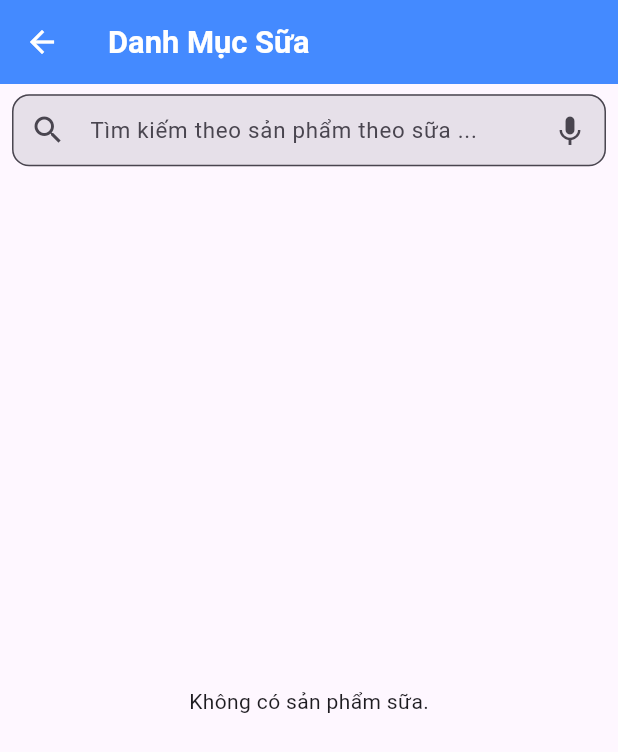
After one commit to hoangkietcoder/PersonalProjectGrocery, a Flutter app: the DanhMucSuaView screen opened directly, on a phone screen of 412 x 824 dp. The commit adds this screen. Shown: the top 752 px of the screen. Run offline on Flutter 3.47's test engine with Material 3 defaults, Android fonts, the phone set to English and light mode, and no system bars; our stand-ins replace bloc, bloc_concurrency, cloud_firestore, curved_labeled_navigation_bar, equatable, firebase_auth and 15 more; accounts and stored records are empty; generated files the repository leaves out were written again.

Commit message:
Update : đẩy dữ liệu lên view thành công trang danh mục sữa , đã tìm kiếm được sản phẩm sữa, sửa trạng thái của bloc Home cho đầy đủ Doing: làm tiếp các trang còn lại

```diff
--- /dev/null
+++ b/lib/HomePageFrame/DanhMuc/DanhMucFrame/Sua/DanhMucSuaPage.dart
@@ -0,0 +1,255 @@
+import 'package:firebase_auth/firebase_auth.dart';
+import 'package:flutter/cupertino.dart';
+import 'package:flutter/material.dart';
+import 'package:flutter_bloc/flutter_bloc.dart';
+import 'package:flutter_screenutil/flutter_screenutil.dart';
+import 'package:personalprojectgrocery/HomePageFrame/DanhMuc/DanhMucFrame/Sua/bloc/sua_bloc.dart';
+
+import '../../../../Repository/DanhMuc/sua/SuaRepository.dart';
+import '../../../../Repository/Firebase_Database/Product/product_repository.dart';
+import '../../../Home/ChiTietSanPham/ChiTietSanPham.dart';
+
+
+class DanhMucSuaPage extends StatelessWidget {
+
+  final SuaRepository suaRepository;
+
+  const DanhMucSuaPage({super.key, required this.suaRepository});
+
+  @override
+  Widget build(BuildContext context) {
+    return BlocProvider(
+      // ..add(DetailProductEventChange(productId)), initial vừa vô trang sẽ lấy dữ liệu về
+      create: (context) => SuaBloc(suaRepo: suaRepository),
+      child: const DanhMucSuaView(),
+    );
+  }
+}
+
+
+class DanhMucSuaView extends StatefulWidget {
+  const DanhMucSuaView({super.key});
+
+  @override
+  State<DanhMucSuaView> createState() => _DanhMucSuaViewState();
+}
+
+class _DanhMucSuaViewState extends State<DanhMucSuaView> {
+  final TextEditingController _searchController = TextEditingController();
+
+
+
+  @override
+  void initState() {
+    super.initState();
+
+    final currentUser = FirebaseAuth.instance.currentUser;
+    if(currentUser != null){
+      final userId = currentUser.uid;
+      // Gọi sự kiện để lấy dữ liệu danh sách sữa
+      context.read<SuaBloc>().add(FetchSuaEvent(
+        userId: userId, // hoặc FirebaseAuth.instance.currentUser!.uid
+        typeProduct: 1,
+      ));
+    }
+  }
+
+  Future<void> _makePhoneCall(String phoneNumber) async {
+    final Uri launchUri = Uri(scheme: 'tel', path: phoneNumber);
+    // Thực tế bạn cần dùng url_launcher để launchUrl(launchUri)
+  }
+
+  @override
+  Widget build(BuildContext context) {
+    return Scaffold(
+      appBar: AppBar(
+        iconTheme: IconThemeData(color: Colors.white),
+        title: Text(
+          'Danh Mục Sữa',
+          style: TextStyle(color: Colors.white, fontWeight: FontWeight.bold, fontSize: 18.sp),
+        ),
+        backgroundColor: Colors.blueAccent,
+      ),
+      body: Column(
+        children: [
+          Padding(
+            padding: REdgeInsets.only(right: 7.0, left: 7.0, top: 6.0),
+            child: TextField(
+              controller: _searchController,
+              onChanged: (value) => context.read<SuaBloc>().add(SearchProductDanhMuc(value,1)), // lưu thay đổi vào state, để tìm kiếm sản phẩm
+              decoration: InputDecoration(
+                filled: true,
+                suffixIcon: IconButton(icon: Icon(Icons.keyboard_voice) , onPressed: () {},),
+                contentPadding: REdgeInsets.symmetric(
+                  horizontal: 15,
+                  vertical: 3,
+                ),
+                prefixIcon: Icon(Icons.search),
+                hintText: 'Tìm kiếm theo sản phẩm theo sữa ...',
+                hintStyle: TextStyle(
+                  fontSize: 13.sp,
+                ),
+                border: OutlineInputBorder(
+                  borderRadius: BorderRadius.circular(10.r),
+                ),
+              ),
+            ),
+          ),
+          Expanded(
+            child: BlocBuilder<SuaBloc, SuaState>(
+              buildWhen: (pre ,cur ) => pre.lstDanhMucSua != cur.lstDanhMucSua,
+              builder: (context, state) {
+                if(state.statusLoadSua == StatusLoadSua.loading){
+                  return const Center(child: CircularProgressIndicator());
+                }else if(state.statusLoadSua == StatusLoadSua.failure){
+                  return Center(child: Text('Lỗi: ${state.error ?? 'Không xác định'}'));
+                }else if (state.lstDanhMucSua.isEmpty){
+                  return const Center(child: Text('Không có sản phẩm sữa.'));
+                }
+                return ListView.builder(
+              itemCount: state.lstDanhMucSua.length,
+              itemBuilder: (context, index) {
+                final sua = state.lstDanhMucSua[index];
+                return Stack(
+                  children: [
+                    Card(
+                      margin: REdgeInsets.symmetric(horizontal: 10.0, vertical: 8.0),
+                      elevation: 8.0,
+                      shape: RoundedRectangleBorder(
+                        borderRadius: BorderRadius.circular(20.r),
+                      ),
+                      child: InkWell(
+                        onTap: () {
+                          Navigator.of(context).push(MaterialPageRoute(builder: (context) => ChitietsanphamPage(productRepository: ProductRepository(), productId:sua.id,)));
+                        },
+                        borderRadius: BorderRadius.circular(20.r),
+                        child: Padding(
+                          padding: REdgeInsets.all(15.0),
+                          child: Row(
+                            crossAxisAlignment: CrossAxisAlignment.start,
+                            children: [
+                              ClipRRect(
+                                borderRadius: BorderRadius.circular(15.r),
+                                child: sua.img_url.isNotEmpty ? Image.network(sua.img_url,
+                                  width: 100.w,
+                                  height: 125.w,
+                                  fit: BoxFit.cover,
+                                  errorBuilder: (context, error, stackTrace) => Icon(
+                                    Icons.broken_image,
+                                    size: 100.w,
+                                    color: Colors.grey.shade300,
+                                  ),
+                                ) : Image.asset(
+                                  "assets/images/milk.png",
+                                  width: 100.w,
+                                  height: 100.w,
+                                  fit: BoxFit.cover,
+                                  errorBuilder: (context, error, stackTrace) => Icon(
+                                    Icons.broken_image,
+                                    size: 100.w,
+                                    color: Colors.grey.shade300,
+                                  ),
+                                ),
+                              ),
+                              SizedBox(width: 16.w),
+                              Expanded(
+                                child: Column(
+                                  crossAxisAlignment: CrossAxisAlignment.start,
+                                  children: [
+                                    Text(
+                                      sua.nameProduct,
+                                      style: TextStyle(
+                                        fontSize: 16.sp,
+                                        fontWeight: FontWeight.bold,
+                                        color: Colors.blueGrey.shade900,
+                                      ),
+                                      maxLines: 2,
+                                      overflow: TextOverflow.ellipsis,
+                                    ),
+                                    SizedBox(height: 6.h),
+                                    Row(
+                                      children: [
+                                        Icon(Icons.payments, size: 16.sp, color: Colors.green),
+                                        SizedBox(width: 6.w),
+                                        Text(
+                                          "Giá:${sua.priceProduct}",
+                                          style: TextStyle(
+                                            fontSize: 15.sp,
+                                            fontWeight: FontWeight.bold,
+                                            color: Colors.green.shade700,
+                                          ),
+                                        ),
+                                      ],
+                                    ),
+                                    SizedBox(height: 4.h),
+                                    Row(
+                                      children: [
+                                        Icon(Icons.inventory_2, size: 16.sp, color: Colors.grey.shade600),
+                                        SizedBox(width: 6.w),
+                                        Text(
+                                          'Số lượng: ${sua.priceProduct}',
+                                          style: TextStyle(fontSize: 14.sp, color: Colors.grey.shade700),
+                                        ),
+                                      ],
+                                    ),
+                                    SizedBox(height: 6.h),
+                                    Row(
+                                      children: [
+                                        Icon(Icons.store, size: 16.sp, color: Colors.indigo),
+                                        SizedBox(width: 6.w),
+                                        Expanded(
+                                          child: Text(
+                                            "NCC:${sua.supplierName}",
+                                            style: TextStyle(fontSize: 14.sp, fontStyle: FontStyle.italic),
+                                            overflow: TextOverflow.ellipsis,
+                                          ),
+                                        ),
+                                      ],
+                                    ),
+                                    SizedBox(height: 4.h),
+                                    GestureDetector(
+                                      // onTap: () => _makePhoneCall(product.supplierPhone),
+                                      child: Row(
+                                        children: [
+                                          Icon(Icons.phone, size: 16.sp, color: Colors.blue.shade700),
+                                          SizedBox(width: 6.w),
+                                          Text(
+                                            'SĐT: ${sua.phoneSupplier}',
+                                            style: TextStyle(
+                                              fontSize: 14.sp,
+                                              color: Colors.blue.shade700,
+                                              decoration: TextDecoration.underline,
+                                            ),
+                                          ),
+                                        ],
+                                      ),
+                                    ),
+                                  ],
+                                ),
+                              )
+                            ],
+                          ),
+                        ),
+                      ),
+                    ),
+                    Positioned(
+                        top: 15,
+                        left: 15,
+                        child: Container(
+                          child: Text("${index +1}.",style: TextStyle(
+                              fontWeight: FontWeight.bold
+                          ),),
+                    ))
+                  ]
+
+                );
+              },
+            );
+  },
+),
+          ),
+        ],
+      ),
+    );
+  }
+}
--- /dev/null
+++ b/lib/HomePageFrame/DanhMuc/DanhMucFrame/Sua/bloc/sua_event.dart
@@ -0,0 +1,37 @@
+part of 'sua_bloc.dart';
+
+sealed class SuaEvent extends Equatable {
+  const SuaEvent();
+}
+
+ // vào trang load dữ liệu
+class FetchSuaEvent extends SuaEvent {
+  final String userId;
+  final int typeProduct;
+
+  const FetchSuaEvent({required this.userId, required this.typeProduct});
+
+  @override
+  List<Object> get props => [userId, typeProduct];
+}
+
+// sự kiện click vào trang chi tiết sản phẩm
+final class DetailSuaEventChange extends SuaEvent{
+  const DetailSuaEventChange(this.productId);
+
+  // truyền thêm ID vào trang chi tiết
+  final String productId;
+  @override
+  List<Object> get props => [productId];
+
+}
+
+// sự kiện tìm kiếm sản phẩm
+class SearchProductDanhMuc extends SuaEvent {
+  const SearchProductDanhMuc(this.keyword,this.type);
+  final  int type;
+  final String keyword;
+  @override
+  List<Object?> get props => [keyword,type];
+
+}
--- /dev/null
+++ b/lib/HomePageFrame/DanhMuc/DanhMucFrame/Sua/bloc/sua_state.dart
@@ -0,0 +1,88 @@
+part of 'sua_bloc.dart';
+
+
+
+enum StatusLoadSua {initial , loading, successful, failure}
+enum StatusSearch {initial , loading, successful, failure}
+class SuaState extends Equatable {
+  const SuaState({
+    this.createAt,
+    this.id,
+    this.img_url ="",
+    required this.nameProduct,
+    required this.noteProduct,
+    required this.phoneSupplier,
+    required this.priceProduct,
+    required this.quantityProduct,
+    required this.supplierName,
+    this.typeProduct,
+    this.userId = "",
+    this.statusLoadSua = StatusLoadSua.initial,
+    this.statusSearch = StatusSearch.initial,
+    this.error = "",
+    this.lstDanhMucSua = const [],
+});
+
+
+
+
+  final Timestamp? createAt;
+  final String? id;
+  final String img_url;
+  final String nameProduct;
+  final String noteProduct;
+  final String phoneSupplier;
+  final String priceProduct;
+  final String quantityProduct;
+  final String supplierName;
+  final int? typeProduct;
+  final String userId;
+
+  final StatusLoadSua statusLoadSua;
+  final StatusSearch statusSearch;
+  final String error;
+  final List<ModelDanhMucFireBase> lstDanhMucSua;
+
+  // copywith để thay chỗ cần thay
+  SuaState copyWith({
+    Timestamp? createAt,
+    String? id,
+    String? img_url,
+    String? nameProduct,
+    String? noteProduct,
+    String? phoneSupplier,
+    String? priceProduct,
+    String? quantityProduct,
+    String? supplierName,
+    int? typeProduct,
+    String? userId,
+    StatusLoadSua? statusLoadSua,
+    StatusSearch? statusSearch,
+    String? error,
+    List<ModelDanhMucFireBase>? lstDanhMucSua,
+
+  }) {
+    return SuaState(
+      createAt: createAt ?? this.createAt,
+      id: id ?? this.id,
+      img_url: img_url ?? this.img_url,
+      nameProduct: nameProduct ?? this.nameProduct,
+      noteProduct: noteProduct ?? this.noteProduct,
+      phoneSupplier: phoneSupplier ?? this.phoneSupplier,
+      priceProduct: priceProduct ?? this.priceProduct,
+      quantityProduct: quantityProduct ?? this.quantityProduct,
+      supplierName: supplierName ?? this.supplierName,
+      typeProduct: typeProduct ?? this.typeProduct,
+      userId: userId ?? this.userId,
+      statusLoadSua: statusLoadSua ?? this.statusLoadSua,
+      statusSearch : statusSearch ?? this.statusSearch,
+      error: error ?? this.error,
+      lstDanhMucSua: lstDanhMucSua ?? this.lstDanhMucSua,
+    );
+  }
+
+
+  @override
+  // TODO: implement props
+  List<Object?> get props => [createAt,id,img_url,nameProduct,noteProduct,phoneSupplier,priceProduct,quantityProduct,supplierName,typeProduct,userId,statusLoadSua,statusSearch,error,lstDanhMucSua];
+}
--- a/lib/HomePageFrame/Home/ChiTietSanPham/ChiTietSanPham.dart
+++ b/lib/HomePageFrame/Home/ChiTietSanPham/ChiTietSanPham.dart
@@ -29,8 +29,7 @@ class ChitietsanphamPage extends StatelessWidget {
           BlocProvider<ChitietsanphamBloc>(
             // ..add(DetailProductEventChange(productId)), initial vừa vô trang sẽ lấy dữ liệu về
             create: (BuildContext context) =>
-                ChitietsanphamBloc(producRepo: productRepository)
-                  ..add(DetailProductEventChange(productId)),
+                ChitietsanphamBloc(producRepo: productRepository)..add(DetailProductEventChange(productId)),
           ),
         ],
         child: ChitietsanphamView(),
--- a/lib/HomePageFrame/Home/Home.dart
+++ b/lib/HomePageFrame/Home/Home.dart
@@ -210,6 +210,12 @@ class _HomepageframeViewState extends State<HomeView> {
                 builder: (context, state) {
                   if (state.statusHome == StatusHome.initial) {
                     return Center(child: const CircularProgressIndicator());
+                  }
+                  if(state.statusHome == StatusHome.failure){
+                    return Center(child: SingleChildScrollView(child: Text(state.error),));
+                  }
+                  if(state.lsProduct.isEmpty){
+                    return const Center(child: Text('Không có sản phẩm nào cả.'));
                   }
                   return Scrollbar(
                     controller: _scrollControllerPage,
--- a/lib/HomePageFrame/Home/ThemSanPham/ThemSanPham.dart
+++ b/lib/HomePageFrame/Home/ThemSanPham/ThemSanPham.dart
@@ -169,10 +169,10 @@ class _ThemSanPhamViewState extends State<ThemSanPhamView> {
                       children: [
                         SizedBox(height: 10.h),
                         BlocBuilder<ThemsanphamBloc, ThemsanphamState>(
-                          buildWhen: (previous, current) =>
-                              previous.typeProduct != current.typeProduct,
+                          buildWhen: (previous, current) => previous.typeProduct != current.typeProduct,
                           builder: (context, state) {
                             return DropdownButtonFormField<int>(
+                              dropdownColor: Colors.white,
                               decoration: InputDecoration(
                                 labelText: 'Loại sản phẩm',
                                 border: OutlineInputBorder(
--- a/lib/HomePageFrame/Home/bloc_home/home_bloc.dart
+++ b/lib/HomePageFrame/Home/bloc_home/home_bloc.dart
@@ -26,11 +26,6 @@ class HomeBloc extends Bloc<HomeEvent, HomeState> {
     // lắng nghe sự kiện ( khi có sự kiện thì auto cập nhật - cho chức năng thêm sản phẩm)
     _productSubscription = _productRepository.createProduct.listen((data) {
       print("📥 Stream nhận ${data.length} sản phẩm"); // Dòng này chạy mấy lần khi reload?
-
-      // debug
-      for (var product in data) {
-        print("  Product: id=${product.id}, name=${product.nameProduct}");
-      }
       add(_ProductHomeEventChange(data));
     }
     );
--- /dev/null
+++ b/lib/Models/DanhMuc/getDataFirebase/ModelDanhMucFireBase.dart
@@ -0,0 +1,106 @@
+  // tạo Model để convert từ firebase về gán vô model này
+  import 'package:cloud_firestore/cloud_firestore.dart';
+
+  class ModelDanhMucFireBase {
+    const ModelDanhMucFireBase({
+      this.createAt,
+      required this.id,
+      this.img_url ="",
+      required this.nameProduct,
+      required this.noteProduct,
+      required this.phoneSupplier,
+      required this.priceProduct,
+      required this.quantityProduct,
+      required this.supplierName,
+      this.typeProduct,
+      this.userId = "",
+
+    });
+
+    final Timestamp? createAt;
+    final String id;
+    final String img_url;
+    final String nameProduct;
+    final String noteProduct;
+    final String phoneSupplier;
+    final String priceProduct;
+    final String quantityProduct;
+    final String supplierName;
+    final int? typeProduct;
+    final String userId;
+
+    /// tạo đối tượng rỗng
+    static const empty = ModelDanhMucFireBase(nameProduct: '', noteProduct: '', phoneSupplier: '', priceProduct: '', quantityProduct: '', supplierName: '',id: "");
+
+    ///
+    bool get isEmpty => this == ModelDanhMucFireBase.empty;
+
+    ///
+    bool get isNotEmpty => this != ModelDanhMucFireBase.empty;
+
+    // copywith để thay chỗ cần thay
+    ModelDanhMucFireBase copyWith({
+      Timestamp? createAt,
+      String? id,
+      String? img_url,
+      String? nameProduct,
+      String? noteProduct,
+      String? phoneSupplier,
+      String? priceProduct,
+      String? quantityProduct,
+      String? supplierName,
+      int? typeProduct,
+      String? userId,
+    }) {
+      return ModelDanhMucFireBase(
+        createAt: createAt ?? this.createAt,
+        id: id ?? this.id,
+        img_url: img_url ?? this.img_url,
+        nameProduct: nameProduct ?? this.nameProduct,
+        noteProduct: noteProduct ?? this.noteProduct,
+        phoneSupplier: phoneSupplier ?? this.phoneSupplier,
+        priceProduct: priceProduct ?? this.priceProduct,
+        quantityProduct: quantityProduct ?? this.quantityProduct,
+        supplierName: supplierName ?? this.supplierName,
+        typeProduct: typeProduct ?? this.typeProduct,
+        userId: userId ?? this.userId,
+      );
+    }
+
+
+    // convert thành object ( from là lấy về , to là gửi lên )
+    factory ModelDanhMucFireBase.fromJson(Map<String, dynamic> json, String id) => ModelDanhMucFireBase(
+            createAt: json["createAt"] is Timestamp ? json["createAt"] as Timestamp : null,
+            id:  id, // gán id: id, tức là dùng doc.id từ Firestore "",
+            img_url: json["img_url"] ?? "",
+            nameProduct: json["nameProduct"] ?? "",
+            noteProduct: json["noteProduct"] ?? "",
+            phoneSupplier: json["phoneSupplier"] ?? "",
+            priceProduct: json["priceProduct"] ?? "",
+            quantityProduct: json["quantityProduct"] ?? "",
+            supplierName: json["supplierName"] ?? "",
+            typeProduct:  json["typeProduct"] is int ? json["typeProduct"] : int.tryParse(json["typeProduct"].toString()),
+            userId: json["userId"] ?? "",
+
+      );
+
+      // convert object thành map để đưa lên firebase ( màu xanh lá là trg trên firebase )
+      Map<String, dynamic> toJson() =>
+          {
+            "createAt": createAt,
+            "id": id,
+            "img_url": img_url,
+            "nameProduct": nameProduct,
+            "noteProduct": noteProduct,
+            "phoneSupplier": phoneSupplier,
+            "priceProduct": priceProduct,
+            "quantityProduct": quantityProduct,
+            "supplierName": supplierName,
+            "typeProduct": typeProduct,
+            "userId": userId,
+          };
+
+    // check sự thay đổi
+    @override
+    List<Object?> get props =>[createAt,id,img_url,nameProduct,noteProduct,phoneSupplier,priceProduct,quantityProduct,supplierName,typeProduct,userId];
+  }
--- a/lib/Repository/CapNhatThongTin/CapNhatThongTin_repository.dart
+++ b/lib/Repository/CapNhatThongTin/CapNhatThongTin_repository.dart
@@ -21,8 +21,7 @@ class CapnhatthongtinRepository {
     final uid = currentUid;
     final doc = await _db.collection("User").doc(uid).get();
     print("Dữ liệu từ Firestore: ${doc.data()}");
-    return ModelCapnhatthongtin.fromJson(doc.data() as Map<String, dynamic>)
-        .copyWith(
+    return ModelCapnhatthongtin.fromJson(doc.data() as Map<String, dynamic>).copyWith(
       // lấy id
         id: doc.id
     );
```
Also changed, not shown: lib/Compoents/DanhMuc/Item.dart (+18 -2 lines), lib/HomePageFrame/DanhMuc/DanhMuc.dart (+8 -3 lines), lib/HomePageFrame/DanhMuc/DanhMucFrame/Sua/bloc/sua_bloc.dart (added, +72 -0 lines), lib/Repository/DanhMuc/sua/SuaRepository.dart (added, +48 -0 lines), 4 other files.
